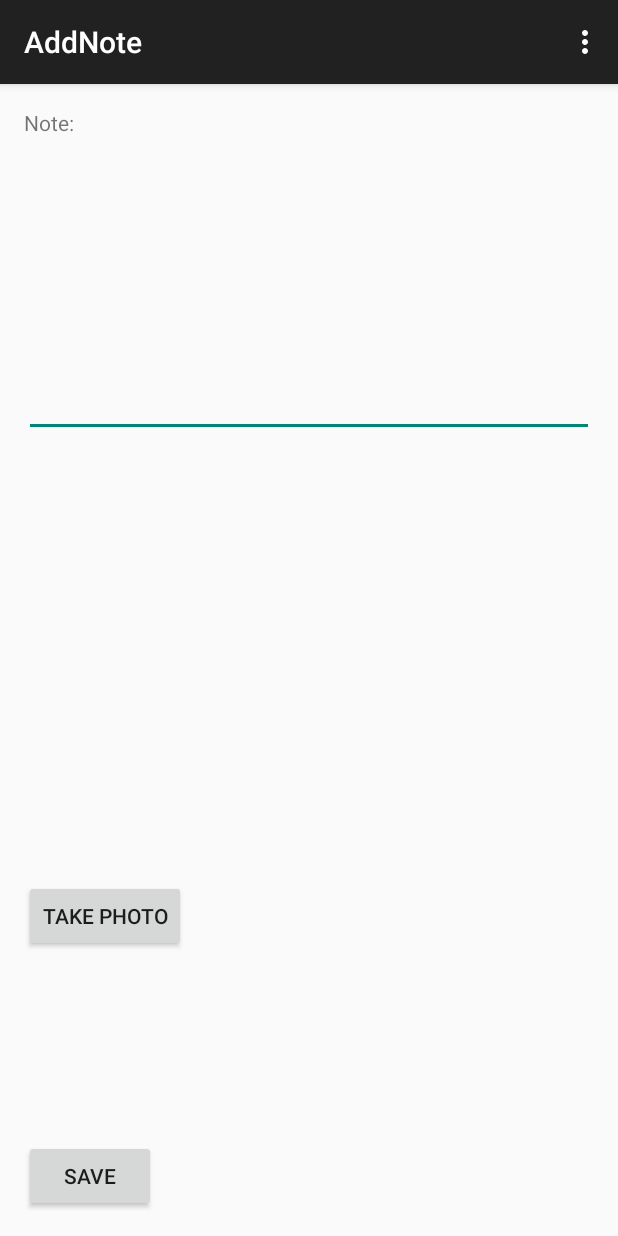
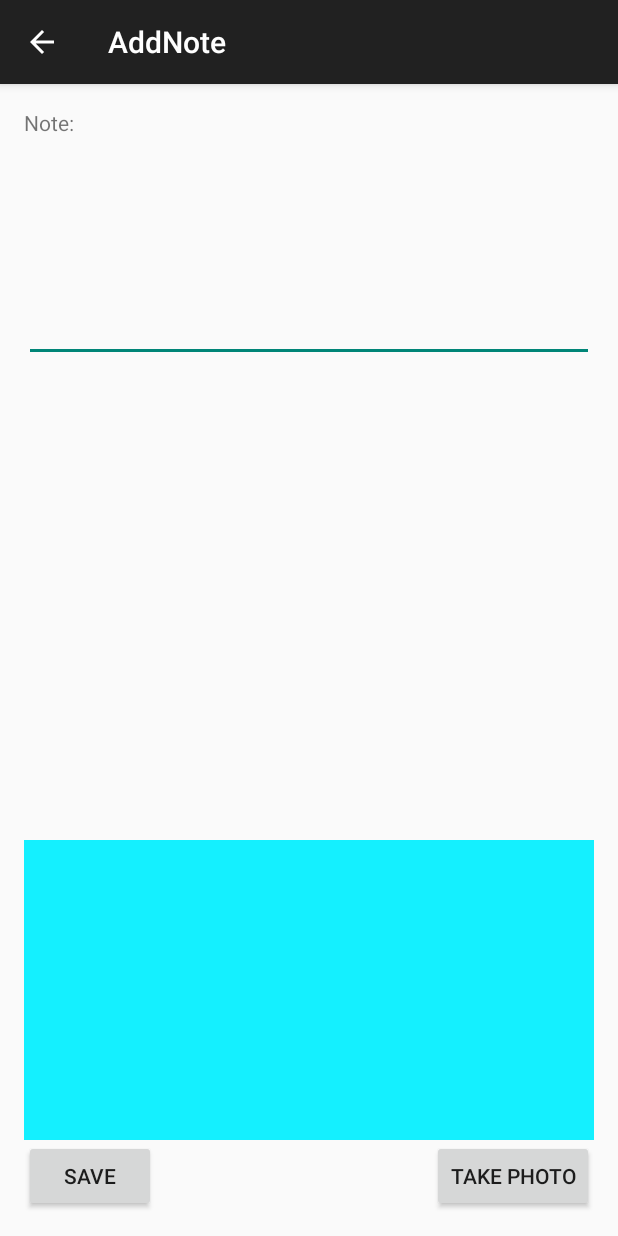
Before and after one commit to sachinshindegit/Android, an Android app: the AddNote screen opened directly, with no data from a screen before it, on a phone screen of 412 x 824 dp. Run offline under Robolectric (Android 15) with nearby library versions, the phone set to English and light mode, and no system bars.

Commit message:
added save note

```diff
--- a/notemaker/app/src/main/AndroidManifest.xml
+++ b/notemaker/app/src/main/AndroidManifest.xml
@@ -2,7 +2,8 @@
 <manifest xmlns:android="http://schemas.android.com/apk/res/android"
     package="sachinshinde.mynotemaker" >
 
-    <uses-permissions android:name="android.media.CameraProfile" />
+    <uses-feature android:name="android.hardware.camera" android:required="true" />
+    <uses-permission android:name="android.permission.WRITE_EXTERNAL_STORAGE" />
 
     <application
         android:allowBackup="true"
@@ -23,16 +24,15 @@
             android:label="@string/title_activity_note_info" >
             <intent-filter>
                 <action android:name="mynotemaker.NoteInfo" />
-
                 <category android:name="android.intent.category.DEFAULT" />
             </intent-filter>
+
         </activity>
         <activity
             android:name=".CameraActivity"
             android:label="@string/title_activity_camera" >
             <intent-filter>
                 <action android:name="mynotemaker.mycam" />
-
                 <category android:name="android.intent.category.DEFAULT" />
             </intent-filter>
         </activity>
--- a/notemaker/app/src/main/java/sachinshinde/mynotemaker/MyNote.java
+++ b/notemaker/app/src/main/java/sachinshinde/mynotemaker/MyNote.java
@@ -16,6 +16,10 @@ public class MyNote {
     public  MyNote(String note, String path){
         this.note = note;
         this.path = path;
+    }
+
+    public  MyNote(int id){
+        this.id = id;
     }
 
     public  MyNote(int id,String note, String path){
--- a/notemaker/app/src/main/res/layout/activity_add_note.xml
+++ b/notemaker/app/src/main/res/layout/activity_add_note.xml
@@ -18,7 +18,7 @@
 
     <EditText
         android:layout_width="fill_parent"
-        android:layout_height="200dp"
+        android:layout_height="150dp"
         android:id="@+id/myNote"
         android:layout_below="@+id/textView"
         android:layout_centerHorizontal="true"
@@ -32,10 +32,9 @@
         android:layout_height="wrap_content"
         android:text="Take Photo"
         android:id="@+id/takephoto"
-        android:layout_above="@+id/saveButton"
-        android:layout_alignParentLeft="true"
-        android:layout_alignParentStart="true"
-        android:layout_marginBottom="125dp" />
+        android:layout_alignTop="@+id/saveButton"
+        android:layout_alignRight="@+id/myNote"
+        android:layout_alignEnd="@+id/myNote" />
 
     <Button
         android:layout_width="wrap_content"
@@ -47,7 +46,14 @@
         android:layout_alignParentStart="true"
         />
 
-
+    <ImageView
+        android:layout_width="fill_parent"
+        android:layout_height="200dp"
+        android:id="@+id/noteImage"
+        android:layout_above="@+id/takephoto"
+        android:layout_alignParentRight="true"
+        android:layout_alignParentEnd="true"
+        android:background="#14f0ff" />
 
 
 </RelativeLayout>
--- a/notemaker/app/src/main/res/menu/menu_add_note.xml
+++ b/notemaker/app/src/main/res/menu/menu_add_note.xml
@@ -1,6 +1,7 @@
 <menu xmlns:android="http://schemas.android.com/apk/res/android"
     xmlns:app="http://schemas.android.com/apk/res-auto"
     xmlns:tools="http://schemas.android.com/tools" tools:context="sachinshinde.mynotemaker.AddNote">
-    <item android:id="@+id/action_settings" android:title="@string/action_settings"
-        android:orderInCategory="100" app:showAsAction="never" />
+
+    <!--<item android:id="@+id/action_settings" android:title="@string/action_settings"
+        android:orderInCategory="100" app:showAsAction="never" />-->
 </menu>
```
Also changed, not shown: notemaker/app/src/main/java/sachinshinde/mynotemaker/AddNote.java (+115 -7 lines), notemaker/app/src/main/java/sachinshinde/mynotemaker/MainActivity.java (+28 -4 lines), notemaker/app/src/main/java/sachinshinde/mynotemaker/NoteInfoActivity.java (+22 -2 lines), notemaker/app/src/main/res/layout/activity_note_info.xml (+10 -0 lines).
